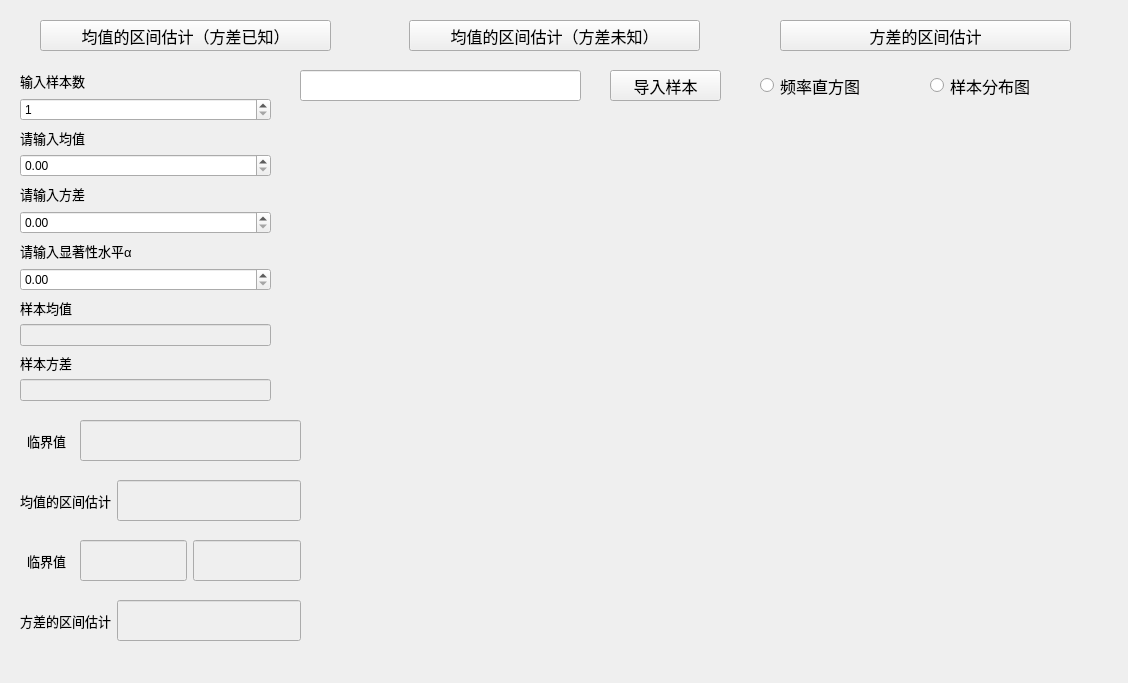
This is files/Simple_m_confidence_interval_.ui in chenxindaaa/MathematicalStatistics as Qt 5 draws it before an edit. The edited form follows.
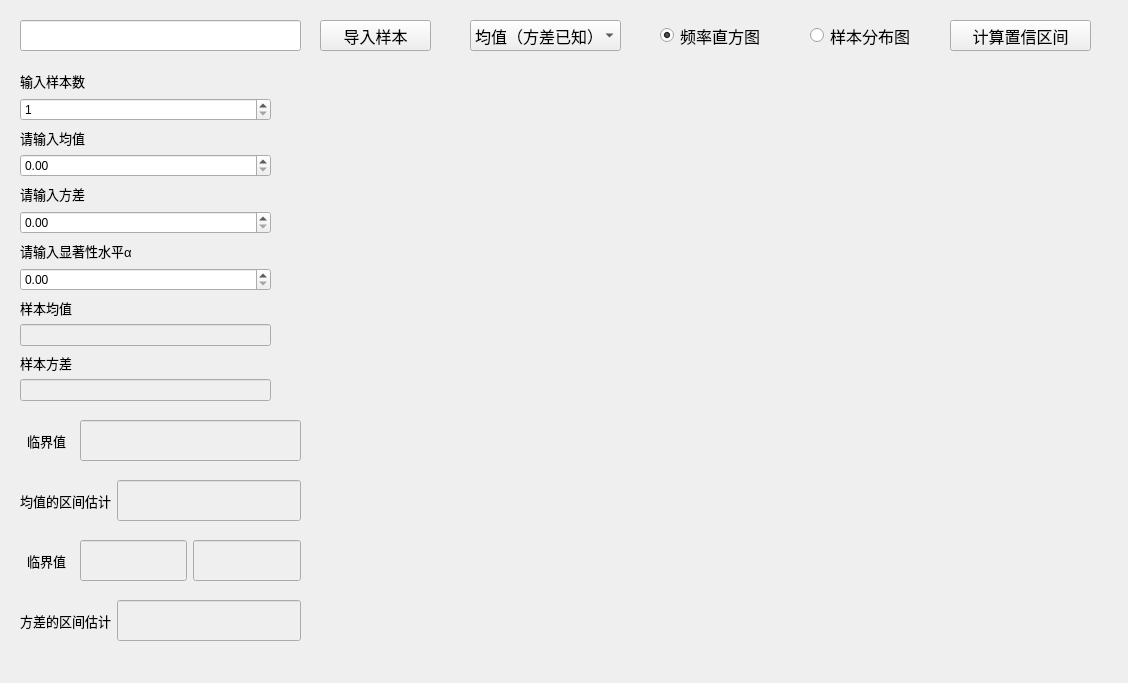
This is the edited form. Custom widgets are drawn as their Qt base class.

The edit to the form file:
```diff
--- a/files/Simple_m_confidence_interval_.ui
+++ b/files/Simple_m_confidence_interval_.ui
@@ -16,9 +16,9 @@
   <widget class="QPushButton" name="pushButton">
    <property name="geometry">
     <rect>
-     <x>40</x>
+     <x>950</x>
      <y>20</y>
-     <width>291</width>
+     <width>141</width>
      <height>31</height>
     </rect>
    </property>
@@ -28,37 +28,19 @@
     </font>
    </property>
    <property name="text">
-    <string>均值的区间估计（方差已知）</string>
+    <string>计算置信区间</string>
    </property>
   </widget>
   <widget class="Plot" name="widget" native="true">
    <property name="geometry">
     <rect>
      <x>340</x>
-     <y>130</y>
+     <y>90</y>
      <width>751</width>
-     <height>521</height>
+     <height>561</height>
     </rect>
    </property>
   </widget>
-  <widget class="QPushButton" name="pushButton_2">
-   <property name="geometry">
-    <rect>
-     <x>780</x>
-     <y>20</y>
-     <width>291</width>
-     <height>31</height>
-    </rect>
-   </property>
-   <property name="font">
-    <font>
-     <pointsize>12</pointsize>
-    </font>
-   </property>
-   <property name="text">
-    <string>方差的区间估计</string>
-   </property>
-  </widget>
   <widget class="QWidget" name="layoutWidget">
    <property name="geometry">
     <rect>
@@ -361,24 +343,6 @@
     </item>
    </layout>
   </widget>
-  <widget class="QPushButton" name="pushButton_3">
-   <property name="geometry">
-    <rect>
-     <x>409</x>
-     <y>20</y>
-     <width>291</width>
-     <height>31</height>
-    </rect>
-   </property>
-   <property name="font">
-    <font>
-     <pointsize>12</pointsize>
-    </font>
-   </property>
-   <property name="text">
-    <string>均值的区间估计（方差未知）</string>
-   </property>
-  </widget>
   <widget class="QWidget" name="layoutWidget_2">
    <property name="geometry">
     <rect>
@@ -478,8 +442,8 @@
   <widget class="QPushButton" name="pushButton_4">
    <property name="geometry">
     <rect>
-     <x>610</x>
-     <y>70</y>
+     <x>320</x>
+     <y>20</y>
      <width>111</width>
      <height>31</height>
     </rect>
@@ -496,9 +460,9 @@
   <widget class="QRadioButton" name="radioButton">
    <property name="geometry">
     <rect>
-     <x>760</x>
-     <y>70</y>
-     <width>161</width>
+     <x>660</x>
+     <y>20</y>
+     <width>121</width>
      <height>31</height>
     </rect>
    </property>
@@ -510,12 +474,15 @@
    <property name="text">
     <string>频率直方图</string>
    </property>
+   <property name="checked">
+    <bool>true</bool>
+   </property>
   </widget>
   <widget class="QLineEdit" name="lineEdit">
    <property name="geometry">
     <rect>
-     <x>300</x>
-     <y>70</y>
+     <x>20</x>
+     <y>20</y>
      <width>281</width>
      <height>31</height>
     </rect>
@@ -524,9 +491,9 @@
   <widget class="QRadioButton" name="radioButton_2">
    <property name="geometry">
     <rect>
-     <x>930</x>
-     <y>70</y>
-     <width>161</width>
+     <x>810</x>
+     <y>20</y>
+     <width>121</width>
      <height>31</height>
     </rect>
    </property>
@@ -539,6 +506,52 @@
     <string>样本分布图</string>
    </property>
   </widget>
+  <widget class="QComboBox" name="comboBox">
+   <property name="geometry">
+    <rect>
+     <x>470</x>
+     <y>20</y>
+     <width>151</width>
+     <height>31</height>
+    </rect>
+   </property>
+   <property name="font">
+    <font>
+     <family>Agency FB</family>
+     <pointsize>12</pointsize>
+    </font>
+   </property>
+   <property name="focusPolicy">
+    <enum>Qt::WheelFocus</enum>
+   </property>
+   <property name="contextMenuPolicy">
+    <enum>Qt::DefaultContextMenu</enum>
+   </property>
+   <property name="layoutDirection">
+    <enum>Qt::LeftToRight</enum>
+   </property>
+   <property name="insertPolicy">
+    <enum>QComboBox::InsertAtBottom</enum>
+   </property>
+   <property name="frame">
+    <bool>true</bool>
+   </property>
+   <item>
+    <property name="text">
+     <string>均值（方差已知）</string>
+    </property>
+   </item>
+   <item>
+    <property name="text">
+     <string>均值（方差未知）</string>
+    </property>
+   </item>
+   <item>
+    <property name="text">
+     <string>方差</string>
+    </property>
+   </item>
+  </widget>
  </widget>
  <customwidgets>
   <customwidget>
```
